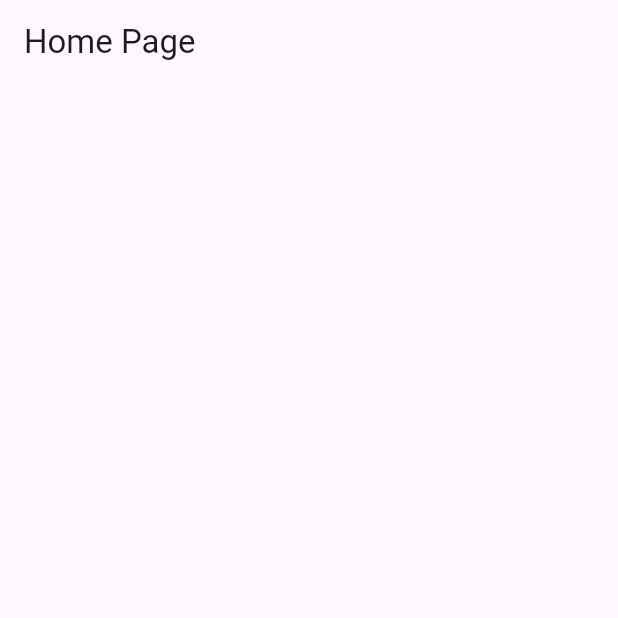
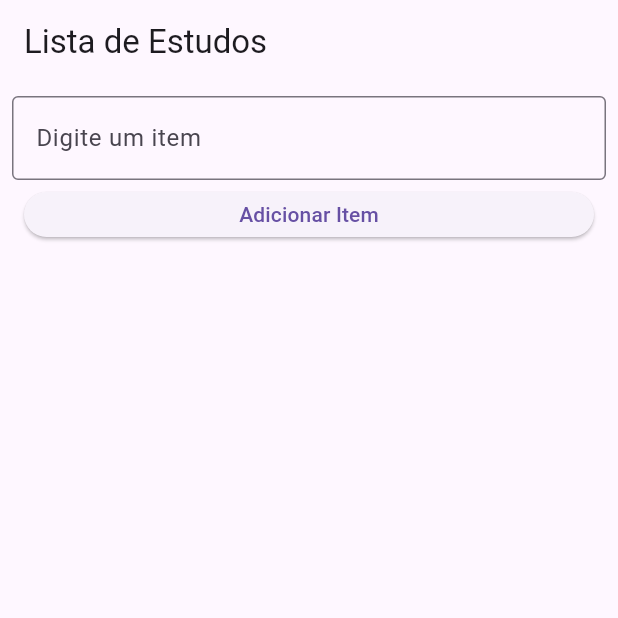
Before and after one commit to NicolasBarbosaa/login, a Flutter app: the HomePage screen opened directly, on a phone screen of 412 x 824 dp, the top half of it. Run offline on Flutter 3.47's test engine with Material 3 defaults, Android fonts, the light colour scheme and no system bars; missing offline and left inert: dart:js_interop.

Commit message:
funcao home finalizada

```diff
--- /dev/null
+++ b/lib/Study/database/Study_database.dart
@@ -0,0 +1,6 @@
+import 'package:login_cadastro/Study/model/StudyModel.dart';
+
+class StudyDatabase{
+   static List<bool> checkboxStates = [];
+   static List<StudyModel> studies = [];
+}
--- /dev/null
+++ b/lib/Study/model/StudyModel.dart
@@ -0,0 +1,15 @@
+class StudyModel{
+  String topic;
+  bool isDone;
+
+  StudyModel({
+    required this.topic,
+    required this.isDone
+  });
+
+  @override
+  String toString() {
+    // TODO: implement toString
+    return (topic);
+  }
+}
--- a/lib/controller/user_controller.dart
+++ b/lib/User/controller/user_controller.dart
@@ -1,5 +1,5 @@
 import 'package:flutter/material.dart';
-import 'package:login_cadastro/database/user_database.dart';
+import 'package:login_cadastro/User/database/user_database.dart';
 import 'package:login_cadastro/ui/pages/HomePage.dart';
 import 'package:login_cadastro/ui/pages/login.dart';
 
--- a/lib/database/user_database.dart
+++ b/lib/User/database/user_database.dart
@@ -1,4 +1,4 @@
-import 'package:login_cadastro/model/user_model.dart';
+import 'package:login_cadastro/User/model/user_model.dart';
 
 class UserDataBase {
   static List<UserModel> users = [
--- a/lib/main.dart
+++ b/lib/main.dart
@@ -1,4 +1,5 @@
 import 'package:flutter/material.dart';
+import 'package:login_cadastro/ui/pages/HomePage.dart';
 import 'package:login_cadastro/ui/pages/login.dart';
 void  main() => runApp(MyApp());
 
--- a/lib/ui/pages/HomePage.dart
+++ b/lib/ui/pages/HomePage.dart
@@ -1,13 +1,156 @@
 import 'package:flutter/material.dart';
+import 'package:login_cadastro/Study/controller/StudyController.dart';
+import 'package:login_cadastro/Study/database/Study_database.dart';
+import 'package:login_cadastro/Study/model/StudyModel.dart';
+import 'package:login_cadastro/User/controller/user_controller.dart';
 
-class HomePage extends StatelessWidget {
-  const HomePage({super.key});
+class HomePage extends StatefulWidget {
+  HomePage({Key? key}) : super(key: key);
+
+  @override
+  State<HomePage> createState() => _HomePageState();
+}
+
+class _HomePageState extends State<HomePage> {
+  final valor = TextEditingController();
+  final isValidade = GlobalKey<FormState>();
+
+  StudyController studyController = StudyController();
+  StudyDatabase studyDatabase = StudyDatabase();
+  String novoItem = '';
 
   @override
   Widget build(BuildContext context) {
     return Scaffold(
-      appBar: AppBar(title: Text('Home Page')),
-      body: ListView()
+      appBar: AppBar(
+        title: Text(
+          'Lista de Estudos',
+        ),
+      ),
+      body: Column(
+        children: [
+          Padding(
+            padding: const EdgeInsets.all(8.0),
+            child: Column(
+              children: [
+                Form(
+                  key: isValidade,
+                  child: TextFormField(
+                    controller: valor,
+                    validator: (value) {
+                      if (value!.isEmpty) {
+                        return 'Não pode estar vazio';
+                      }
+                      return null;
+                    },
+                    decoration: const InputDecoration(
+                      hintText: 'Digite um item',
+                      border: OutlineInputBorder(),
+                    ),
+                  ),
+                ),
+                Container(
+                  width: double.infinity,
+                  height: 30,
+                  margin: const EdgeInsets.all(8),
+                  child: ElevatedButton(
+                    onPressed: () {
+                      if (isValidade.currentState!.validate()) {
+                        setState(() {
+                          studyController.addStudy(valor);
+
+                        });
+                      }
+                    },
+                    child: const Text('Adicionar Item'),
+                  ),
+                ),
+              ],
+            ),
+          ),
+          Expanded(
+            child: ListView.builder(
+              itemCount: StudyDatabase.studies.length,
+              itemBuilder: (BuildContext context, int index) {
+                return Padding(
+                  padding: const EdgeInsets.all(8.0),
+                  child: Row(
+                    children: [
+                      Expanded(
+                        child: ListTile(
+                          title: Text(
+                            StudyDatabase.studies[index].topic,
+                            style: StudyDatabase.checkboxStates[index]
+                                ? const TextStyle(
+                                    decoration: TextDecoration.lineThrough)
+                                : null,
+                          ),
+                        ),
+                      ),
+                      const Spacer(),
+                      IconButton(
+                        icon: const Icon(Icons.edit),
+                        onPressed: () {
+                          showDialog(
+                            context: context,
+                            builder: (BuildContext context) {
+                              return AlertDialog(
+                                title: const Text('Edição de item'),
+                                content: TextFormField(
+                                  initialValue: StudyDatabase.studies[index].topic,
+                                  decoration: const InputDecoration(
+                                    labelText: 'Novo item',
+                                  ),
+                                  onChanged: (value) {
+                                    novoItem = value; // Atualiza o novo item quando o texto é alterado
+                                  },
+                                ),
+                                actions: [
+                                  TextButton(
+                                    onPressed: () {
+                                      setState(() {
+                                        studyController.editStudy(index, novoItem);
+                                      });
+                                    },
+                                    child: Text('Salvar'),
+                                  ),
+                                  TextButton(
+                                    onPressed: () {
+                                      Navigator.of(context).pop(); // Fecha o diálogo sem salvar
+                                    },
+                                    child: Text('Cancelar'),
+                                  ),
+                                ],
+                              );
+                            },
+                          );
+                        },
+                      ),
+                      const Spacer(),
+                      Checkbox(
+                          value: StudyDatabase.checkboxStates[index], // Usa o estado correto
+                          onChanged: (bool? newValue) {
+                            setState(() {
+                              StudyDatabase.checkboxStates[index] = newValue!; // Atualiza o estado do checkbox
+                            });
+                          }),
+                      const Spacer(),
+                      IconButton(
+                        icon: const Icon(Icons.delete_outlined),
+                        onPressed: () {
+                          setState(() {
+                            studyController.removeStudy(index);
+                          });
+                        },
+                      )
+                    ],
+                  ),
+                );
+              },
+            ),
+          )
+        ],
+      ),
     );
   }
 }
--- a/lib/ui/pages/login.dart
+++ b/lib/ui/pages/login.dart
@@ -1,9 +1,9 @@
 import 'package:flutter/material.dart';
-import 'package:login_cadastro/controller/user_controller.dart';
+import 'package:login_cadastro/User/controller/user_controller.dart';
 import 'package:login_cadastro/ui/pages/cadastro.dart';
 import 'package:login_cadastro/ui/widgets/myAppBar.dart';
 
-import '../../model/user_model.dart';
+import '../../User/model/user_model.dart';
 
 class Login extends StatefulWidget {
   final UserModel? newUser;
--- /dev/null
+++ b/paleta.txt
@@ -0,0 +1,4 @@
+Beje - #ffFcecdd (Fundo)
+Amarelo - #fffea82f (sei la)
+Laranja - #ffff6701 (Botão e uns paranaue ai)
+Preto - #ff2b2b2b (Fonte)
```
Also changed, not shown: lib/Study/controller/StudyController.dart (added, +63 -0 lines), lib/ui/pages/cadastro.dart (+7 -7 lines), lib/User/model/user_model.dart (renamed from lib/model/user_model.dart).
